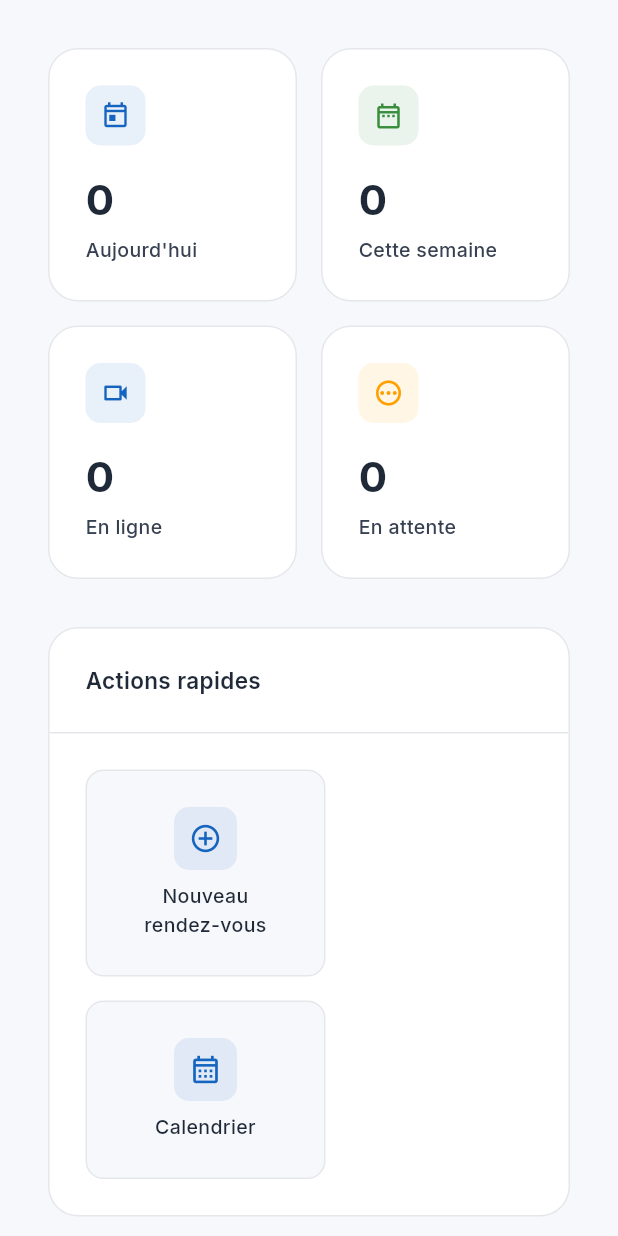
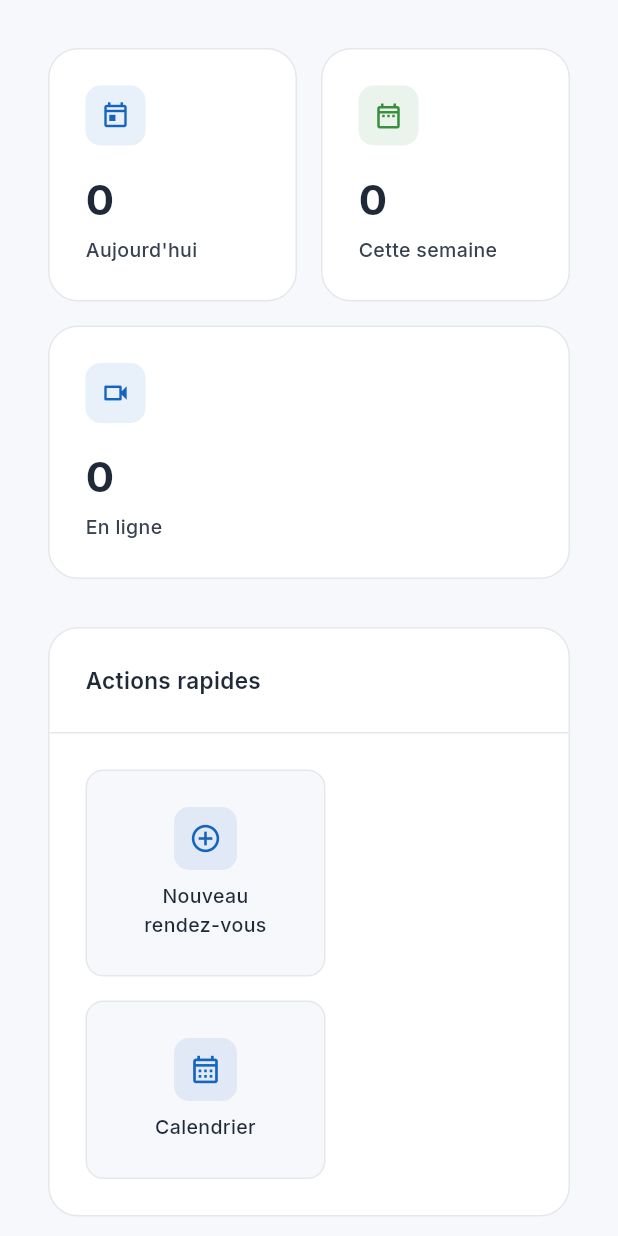
Before and after one commit to eyadati/eyadati.com, a Flutter app: the DoctorDashboardPage screen opened by its route, on a phone screen of 412 x 824 dp. Run offline on Flutter 3.47's test engine with Material 3 defaults, Android fonts, the phone set to English and light mode, and no system bars; our stand-ins replace cached_network_image, flutter_dotenv, flutter_riverpod, freezed_annotation, go_router, google_fonts and 6 more; missing offline and left inert: syncfusion_flutter_core; accounts and stored records are empty.

Commit message:
refactor(doctor): simplify appointment status to upcoming/cancelled only
- Remove pending, confirmed, absent status displays
- Update StatusBadge to only upcoming/cancelled
- Update app_strings to remove pending/confirmed
- Update doctor dashboard stats - removed pending count
- Update calendar mock data and status colors
- Remove notification bell for pending
- Update slot_engine to filter only upcoming
- Update patient booking to create as upcoming
- Simplify appointment details sheet

```diff
--- a/lib/core/constants/app_strings.dart
+++ b/lib/core/constants/app_strings.dart
@@ -61,10 +61,7 @@ class AppStrings {
   static const String schedule = 'Planning';
   static const String subscription = 'Abonnement';
 
-  static const String pending = 'En attente';
-  static const String confirmed = 'Confirmé';
   static const String cancelled = 'Annulé';
-  static const String completed = 'Terminé';
 
   static const String consultation = 'Consultation';
   static const String regularVisit = 'Visite régulière';
--- a/lib/core/engine/slot_engine.dart
+++ b/lib/core/engine/slot_engine.dart
@@ -143,7 +143,7 @@ class SlotEngine {
     List<AppointmentData> appointments,
   ) {
     final activeAppointments = appointments.where(
-      (apt) => apt.status == 'upcoming' || apt.status == 'pending',
+      (apt) => apt.status == 'upcoming',
     ).toList();
     if (activeAppointments.isEmpty) return potentialSlots;
 
--- a/lib/features/doctor/presentation/pages/doctor_dashboard_page.dart
+++ b/lib/features/doctor/presentation/pages/doctor_dashboard_page.dart
@@ -256,15 +256,6 @@ class _DoctorDashboardPageState extends ConsumerState<DoctorDashboardPage> {
                       AppColors.primary,
                     ),
                   ),
-                  const SizedBox(width: AppSpacing.md),
-                  Expanded(
-                    child: _buildStatCard(
-                      'En attente',
-                      '${doctorState.upcomingAppointments.where((a) => a.status == 'pending').length}',
-                      Icons.pending_outlined,
-                      AppColors.warning,
-                    ),
-                  ),
                 ],
               ),
             ],
@@ -297,15 +288,6 @@ class _DoctorDashboardPageState extends ConsumerState<DoctorDashboardPage> {
                 '$onlineCount',
                 Icons.videocam_outlined,
                 AppColors.primary,
-              ),
-            ),
-            const SizedBox(width: AppSpacing.md),
-            Expanded(
-              child: _buildStatCard(
-                'En attente',
-                '${doctorState.upcomingAppointments.where((a) => a.status == 'pending').length}',
-                Icons.pending_outlined,
-                AppColors.warning,
               ),
             ),
           ],
--- a/lib/features/patient/presentation/pages/booking_page.dart
+++ b/lib/features/patient/presentation/pages/booking_page.dart
@@ -103,7 +103,7 @@ class _BookingPageState extends ConsumerState<BookingPage> {
         'patient_id': userId,
         'scheduled_at': scheduledAt.toIso8601String(),
         'duration': duration,
-        'status': 'pending',
+        'status': 'upcoming',
         'appointment_type': _appointmentType,
         'notes': _notesController.text.isEmpty ? null : _notesController.text,
       });
```
Also changed, not shown: lib/core/widgets/misc/status_badge.dart (+2 -18 lines), lib/features/doctor/presentation/pages/doctor_calendar_page.dart (+14 -60 lines), lib/features/doctor/presentation/widgets/appointment_details_sheet.dart (+5 -29 lines).
